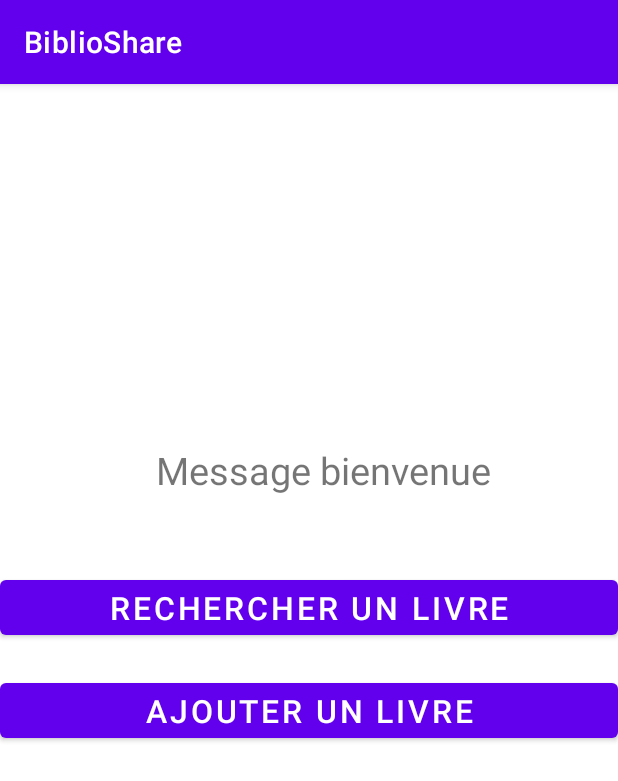
After one commit to Ice92i/BiblioShare, an Android app: the AccueilActivity screen opened directly, with no data from a screen before it, on a phone screen of 412 x 824 dp. The commit adds this screen. Shown: the top 781 px of the screen. Run offline under Robolectric (Android 15) with nearby library versions, the light colour scheme and no system bars.

Commit message:
Add NotFound, Accueil, Recherche activities

```diff
--- a/app/build.gradle
+++ b/app/build.gradle
@@ -42,6 +42,7 @@ dependencies {
     implementation 'androidx.appcompat:appcompat:1.3.1'
     implementation 'com.google.android.material:material:1.4.0'
     implementation 'androidx.constraintlayout:constraintlayout:2.1.0'
+    implementation 'pl.droidsonroids.gif:android-gif-drawable:1.2.23'
     testImplementation 'junit:junit:4.+'
     androidTestImplementation 'androidx.test.ext:junit:1.1.3'
     androidTestImplementation 'androidx.test.espresso:espresso-core:3.4.0'
--- a/app/src/main/AndroidManifest.xml
+++ b/app/src/main/AndroidManifest.xml
@@ -1,6 +1,8 @@
 <?xml version="1.0" encoding="utf-8"?>
 <manifest xmlns:android="http://schemas.android.com/apk/res/android"
     package="com.example.biblioshare">
+
+    <uses-permission android:name="android.permission.INTERNET"/>
 
     <application
         android:allowBackup="true"
@@ -20,6 +22,7 @@
         </activity>
         <activity android:name=".ConnexionActivity"/>
         <activity android:name=".InscriptionActivity"/>
+        <activity android:name=".AccueilActivity"/>
     </application>
 
 </manifest>
--- /dev/null
+++ b/app/src/main/java/com/example/biblioshare/AccueilActivity.kt
@@ -0,0 +1,25 @@
+package com.example.biblioshare
+
+import android.content.Intent
+import android.os.Bundle
+import androidx.appcompat.app.AppCompatActivity
+import kotlinx.android.synthetic.main.activity_accueil.*
+
+class AccueilActivity : AppCompatActivity () {
+    override fun onCreate(savedInstanceState: Bundle?) {
+        super.onCreate(savedInstanceState)
+        setContentView(R.layout.activity_accueil)
+
+        accueil_recherche_bouton.setOnClickListener {
+            val intent = Intent(this, RechercheActivity::class.java)
+            startActivity(intent)
+        }
+
+        // Accéder à l'appareil photo pour le scan
+
+/*        accueil_scan_bouton.setOnClickListener {
+            val intent = Intent(this, ConnexionActivity::class.java)
+            startActivity(intent)
+        }*/
+    }
+}
--- a/app/src/main/java/com/example/biblioshare/GestionActivity.kt
+++ b/app/src/main/java/com/example/biblioshare/GestionActivity.kt
@@ -11,12 +11,12 @@ class GestionActivity : AppCompatActivity() {
         super.onCreate(savedInstanceState)
         setContentView(R.layout.activity_gestion_compte)
 
-        accueil_connexion_bouton.setOnClickListener {
+        gestion_connexion_bouton.setOnClickListener {
             val intent = Intent(this, ConnexionActivity::class.java)
             startActivity(intent)
         }
 
-        accueil_inscription_bouton.setOnClickListener {
+        gestion_inscription_bouton.setOnClickListener {
             val intent = Intent(this, ConnexionActivity::class.java)
             startActivity(intent)
         }
--- a/app/src/main/java/com/example/biblioshare/LivreAdaptateur.kt
+++ b/app/src/main/java/com/example/biblioshare/LivreAdaptateur.kt
@@ -25,9 +25,9 @@ class LivreAdaptateur (val livres: List<Livre>) : RecyclerView.Adapter<LivreAdap
 
     override fun onBindViewHolder(holder: LivreViewHolder, position: Int) {
         val livre = livres[position]
-        holder.livreView.titre_livre_textview.text =
+        holder.livreView.livre_titre_textview.text =
             livre.titre
-        holder.livreView.auteur_livre_textview.text =
+        holder.livreView.livre_auteur_textview.text =
             livre.auteur
 //        holder.livreView.distance_livre_textview.text =
 //            livre.distance
--- a/app/src/main/res/layout/activity_accueil.xml
+++ b/app/src/main/res/layout/activity_accueil.xml
@@ -2,8 +2,10 @@
 <LinearLayout xmlns:android="http://schemas.android.com/apk/res/android"
     android:layout_width="match_parent"
     android:layout_height="match_parent"
+    xmlns:tools="http://schemas.android.com/tools"
     android:orientation="vertical"
-    android:gravity="center_horizontal">
+    android:gravity="center_horizontal"
+    tools:context=".AccueilActivity">
 
     <TextView
         android:layout_width="wrap_content"
@@ -14,7 +16,7 @@
         android:textSize="25sp"/>
 
     <Button
-        android:id="@+id/recherche"
+        android:id="@+id/accueil_recherche_bouton"
         android:layout_width="match_parent"
         android:layout_height="wrap_content"
         android:layout_marginTop="50dp"
@@ -22,7 +24,7 @@
         android:textSize="21sp"/>
 
     <Button
-        android:id="@+id/scan"
+        android:id="@+id/accueil_scan_bouton"
         android:layout_width="match_parent"
         android:layout_height="wrap_content"
         android:layout_marginTop="20dp"
--- a/app/src/main/res/layout/activity_connexion.xml
+++ b/app/src/main/res/layout/activity_connexion.xml
@@ -1,8 +1,10 @@
 <?xml version="1.0" encoding="utf-8"?>
 <LinearLayout xmlns:android="http://schemas.android.com/apk/res/android"
+    xmlns:tools="http://schemas.android.com/tools"
     android:layout_width="match_parent"
     android:layout_height="match_parent"
     android:orientation="vertical"
+    tools:context=".ConnexionActivity"
     >
 
     <TextView
@@ -35,7 +37,7 @@
         android:textSize="25sp"/>
 
     <Button
-        android:id="@+id/connexion"
+        android:id="@+id/connexion_bouton"
         android:layout_width="match_parent"
         android:layout_height="wrap_content"
         android:layout_marginTop="40dp"
--- a/app/src/main/res/layout/activity_gestion_compte.xml
+++ b/app/src/main/res/layout/activity_gestion_compte.xml
@@ -23,7 +23,7 @@
         android:textSize="25sp"/>
 
     <Button
-        android:id="@+id/accueil_connexion_bouton"
+        android:id="@+id/gestion_connexion_bouton"
         android:layout_width="match_parent"
         android:layout_height="wrap_content"
         android:layout_marginTop="50dp"
@@ -31,7 +31,7 @@
         android:textSize="21sp"/>
 
     <Button
-        android:id="@+id/accueil_inscription_bouton"
+        android:id="@+id/gestion_inscription_bouton"
         android:layout_width="match_parent"
         android:layout_height="wrap_content"
         android:text="@string/gestion_connexion"
--- a/app/src/main/res/layout/activity_recherche.xml
+++ b/app/src/main/res/layout/activity_recherche.xml
@@ -2,9 +2,10 @@
 <LinearLayout xmlns:android="http://schemas.android.com/apk/res/android"
     android:layout_width="match_parent"
     android:layout_height="match_parent"
+    xmlns:tools="http://schemas.android.com/tools"
     android:orientation="vertical"
     android:gravity="center_horizontal"
-    >
+    tools:context=".RechercheActivity">
 
     <TextView
         android:layout_width="wrap_content"
--- a/app/src/main/res/values/strings.xml
+++ b/app/src/main/res/values/strings.xml
@@ -11,10 +11,10 @@
     <string name="inscription_email">Email</string>
     <string name="inscription_prenom">Prénom</string>
     <string name="inscription_nom">Nom</string>
-    <string name="accueil_bonjour">Bonjour Adèle ! Que voulez-vous faire ?</string>
+    <string name="accueil_bonjour">Message bienvenue</string>
     <string name="accueil_recherche">Rechercher un livre</string>
     <string name="menu_messages">Messages</string>
-    <string name="recherche_instructions">Veuilez entrer les informations du livre recherché</string>
+    <string name="recherche_instructions">Veuillez entrer les informations du livre recherché</string>
     <string name="recherche_hint">ISBN, Auteur, Titre</string>
     <string name="recherche_valider">Rechercher</string>
     <string name="valider_scan">Oui ! Ajouter à ma liste de livres</string>
@@ -24,4 +24,5 @@
     <string name="MessageHint">Votre message</string>
     <string name="Send">Envoyer</string>
     <string name="accueil_ajout">Ajouter un livre</string>
+    <string name="NotFound">Votre recherche n\'a pas abouti... Essayez encore !</string>
 </resources>
```
Also changed, not shown: app/src/main/java/com/example/biblioshare/ConnexionActivity.kt (+13 -3 lines), app/src/main/java/com/example/biblioshare/InscriptionActivity.kt (+7 -2 lines), app/src/main/java/com/example/biblioshare/NotFoundActivity.kt (added, +21 -0 lines), app/src/main/java/com/example/biblioshare/RechercheActivity.kt (added, +37 -0 lines), app/src/main/res/layout/activity_not_found.xml (added, +27 -0 lines), app/src/main/res/drawable-v24/not_found.gif (added).
